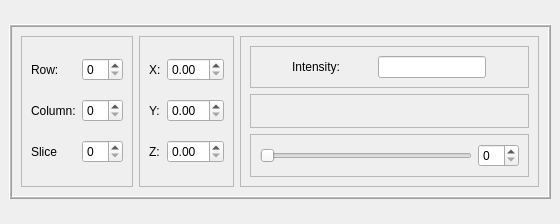
Before: the Qt Designer form forms/voxelInformationWidget.ui in isis-group/vast, drawn with Qt 5.
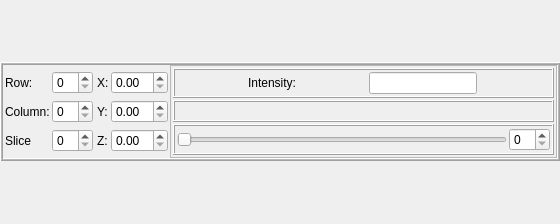
After: the same form once the commit is applied.

```diff
--- a/forms/voxelInformationWidget.ui
+++ b/forms/voxelInformationWidget.ui
@@ -27,10 +27,10 @@
   </property>
   <layout class="QHBoxLayout" name="horizontalLayout_2">
    <property name="spacing">
-    <number>9</number>
+    <number>0</number>
    </property>
    <property name="margin">
-    <number>9</number>
+    <number>0</number>
    </property>
    <item>
     <widget class="QFrame" name="frame_4">
@@ -59,6 +59,12 @@
       <number>1</number>
      </property>
      <layout class="QHBoxLayout" name="horizontalLayout">
+      <property name="spacing">
+       <number>0</number>
+      </property>
+      <property name="margin">
+       <number>0</number>
+      </property>
       <item>
        <widget class="QFrame" name="frame">
         <property name="sizePolicy">
@@ -68,12 +74,18 @@
          </sizepolicy>
         </property>
         <property name="frameShape">
-         <enum>QFrame::StyledPanel</enum>
+         <enum>QFrame::NoFrame</enum>
         </property>
         <property name="frameShadow">
          <enum>QFrame::Raised</enum>
         </property>
         <layout class="QGridLayout" name="gridLayout">
+         <property name="margin">
+          <number>2</number>
+         </property>
+         <property name="spacing">
+          <number>2</number>
+         </property>
          <item row="0" column="0">
           <widget class="QLabel" name="labelRow">
            <property name="text">
@@ -116,12 +128,18 @@
          </sizepolicy>
         </property>
         <property name="frameShape">
-         <enum>QFrame::StyledPanel</enum>
+         <enum>QFrame::NoFrame</enum>
         </property>
         <property name="frameShadow">
          <enum>QFrame::Raised</enum>
         </property>
         <layout class="QGridLayout" name="gridLayout_2">
+         <property name="margin">
+          <number>2</number>
+         </property>
+         <property name="spacing">
+          <number>2</number>
+         </property>
          <item row="0" column="0">
           <widget class="QLabel" name="labelX">
            <property name="text">
@@ -170,15 +188,33 @@
          <enum>QFrame::Raised</enum>
         </property>
         <layout class="QVBoxLayout" name="verticalLayout">
+         <property name="spacing">
+          <number>2</number>
+         </property>
+         <property name="margin">
+          <number>2</number>
+         </property>
          <item>
           <widget class="QFrame" name="frame_5">
+           <property name="sizePolicy">
+            <sizepolicy hsizetype="Preferred" vsizetype="Maximum">
+             <horstretch>0</horstretch>
+             <verstretch>0</verstretch>
+            </sizepolicy>
+           </property>
            <property name="frameShape">
-            <enum>QFrame::StyledPanel</enum>
+            <enum>QFrame::Box</enum>
            </property>
            <property name="frameShadow">
             <enum>QFrame::Raised</enum>
            </property>
            <layout class="QHBoxLayout" name="horizontalLayout_3">
+            <property name="spacing">
+             <number>2</number>
+            </property>
+            <property name="margin">
+             <number>2</number>
+            </property>
             <item>
              <widget class="QLabel" name="labelIntensity">
               <property name="sizePolicy">
@@ -217,31 +253,64 @@
             </sizepolicy>
            </property>
            <property name="frameShape">
-            <enum>QFrame::StyledPanel</enum>
+            <enum>QFrame::Box</enum>
            </property>
            <property name="frameShadow">
             <enum>QFrame::Raised</enum>
            </property>
            <layout class="QHBoxLayout" name="horizontalLayout_4">
+            <property name="spacing">
+             <number>2</number>
+            </property>
+            <property name="margin">
+             <number>2</number>
+            </property>
             <item>
              <widget class="QLabel" name="labelMin">
+              <property name="sizePolicy">
+               <sizepolicy hsizetype="Preferred" vsizetype="Preferred">
+                <horstretch>0</horstretch>
+                <verstretch>0</verstretch>
+               </sizepolicy>
+              </property>
               <property name="text">
                <string/>
               </property>
+              <property name="alignment">
+               <set>Qt::AlignLeading|Qt::AlignLeft|Qt::AlignVCenter</set>
+              </property>
              </widget>
             </item>
             <item>
              <widget class="QLabel" name="colromapLabel">
+              <property name="sizePolicy">
+               <sizepolicy hsizetype="Minimum" vsizetype="Preferred">
+                <horstretch>0</horstretch>
+                <verstretch>0</verstretch>
+               </sizepolicy>
+              </property>
               <property name="text">
                <string/>
               </property>
+              <property name="alignment">
+               <set>Qt::AlignCenter</set>
+              </property>
              </widget>
             </item>
             <item>
              <widget class="QLabel" name="labelMax">
+              <property name="sizePolicy">
+               <sizepolicy hsizetype="Preferred" vsizetype="Preferred">
+                <horstretch>0</horstretch>
+                <verstretch>0</verstretch>
+               </sizepolicy>
+              </property>
               <property name="text">
                <string/>
               </property>
+              <property name="alignment">
+               <set>Qt::AlignRight|Qt::AlignTrailing|Qt::AlignVCenter</set>
+              </property>
              </widget>
             </item>
            </layout>
@@ -249,13 +318,25 @@
          </item>
          <item>
           <widget class="QFrame" name="timeStepFrame">
+           <property name="sizePolicy">
+            <sizepolicy hsizetype="Preferred" vsizetype="Maximum">
+             <horstretch>0</horstretch>
+             <verstretch>0</verstretch>
+            </sizepolicy>
+           </property>
            <property name="frameShape">
-            <enum>QFrame::StyledPanel</enum>
+            <enum>QFrame::Box</enum>
            </property>
            <property name="frameShadow">
             <enum>QFrame::Raised</enum>
            </property>
            <layout class="QHBoxLayout" name="horizontalLayout_5">
+            <property name="spacing">
+             <number>2</number>
+            </property>
+            <property name="margin">
+             <number>2</number>
+            </property>
             <item>
              <widget class="QSlider" name="timestepSlider">
               <property name="orientation">
```
